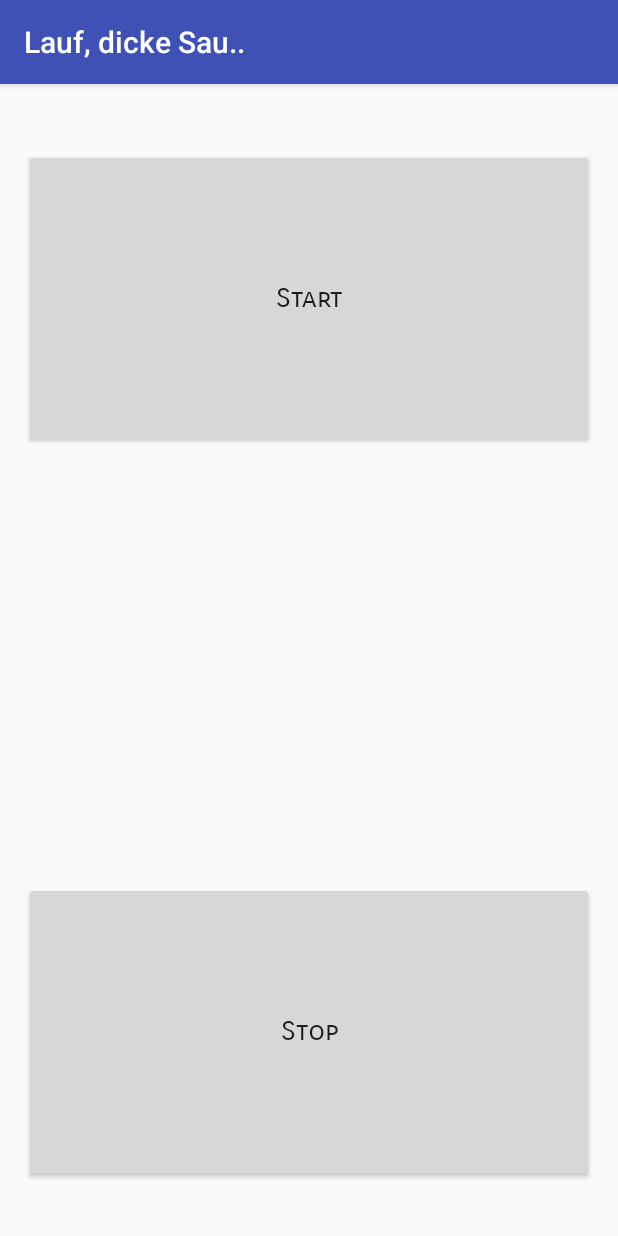
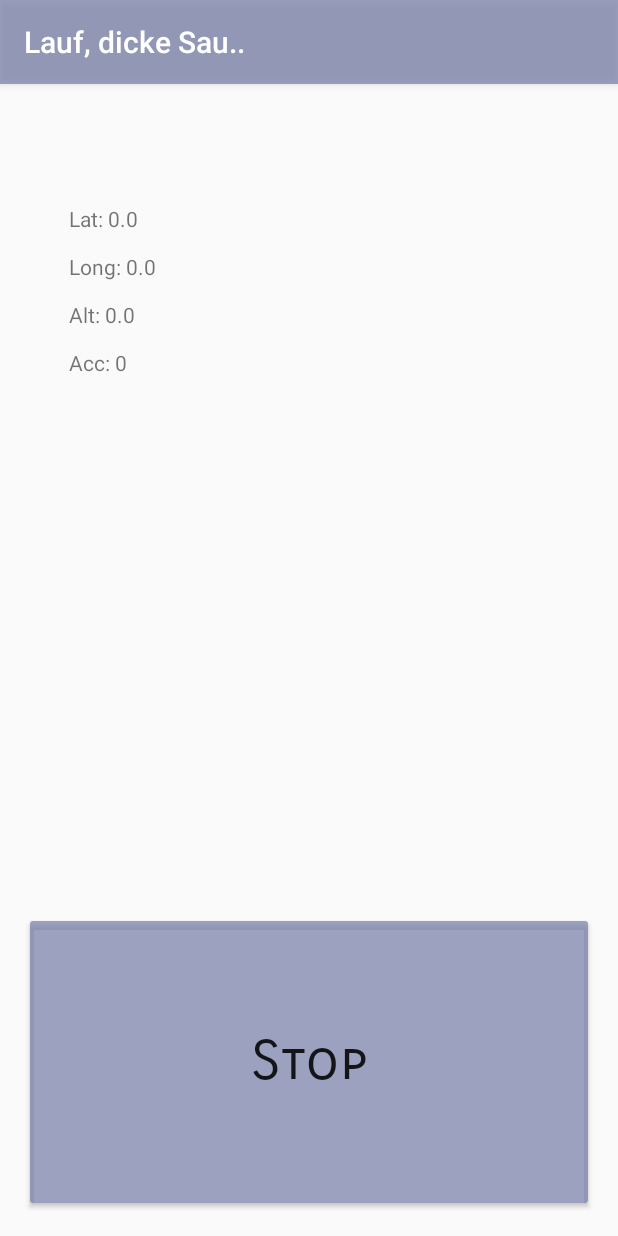
Before and after one commit to Minolyx/LaufDickeSau, an Android app: the screen it shows after launch (MainActivity), after a tap on "Start", on a phone screen of 412 x 824 dp. Run offline under Robolectric (Android 15) with nearby library versions, the phone set to English and light mode, and no system bars.

Commit message:
@Minolyx:
 + Gps-Update nun alle 200ms
 + Es werden jeweils 10 Werte für Lat/Lon/Acc/Alt genommen und daraus der Median berechnet. Diese Median bekommst du wie gehabt über getLatitude(), getLongitude() etc.
 + Die Mapview kann nun offen gelassen werden. Diese aktualisiert sich alle 5 Sekunden.

 - Ich habe deine MapsActivity leicht angepasst. Ansonsten habe ich den Code nicht weiter korrigiert/aufgebessert, damit du darin zurecht kommst. Wir können uns die Tage mal zusammensetzen und den Code zusammen aufräumen.

```diff
--- a/app/src/main/java/seminar/wahlpflicht/android/hsnr/de/laufdickesau/MainActivity.java
+++ b/app/src/main/java/seminar/wahlpflicht/android/hsnr/de/laufdickesau/MainActivity.java
@@ -6,6 +6,7 @@ import android.os.Bundle;
 import android.view.View;
 import android.widget.Button;
 
+import android.widget.TextView;
 import android.widget.Toast;
 
 import com.google.android.gms.maps.model.LatLng;
@@ -17,8 +18,8 @@ public class MainActivity extends AppCompatActivity {
 //TODO: Declare variables over here ################################################################
 
     protected GPS gps = null;
-    protected Button gpsStartButton = null;
-    protected Button gpsStopButton = null;
+    protected Button gpsButton = null;
+    protected TextView textView = null;
     protected MainActivity that = this;
     protected PolylineOptions polyline = new PolylineOptions();
 
@@ -31,28 +32,38 @@ public class MainActivity extends AppCompatActivity {
 
         gps = GPS.initGPSService(this);
         CallbackLib.initCallbackLib(this);
-        gpsStartButton = (Button) findViewById(R.id.startButton);
-        gpsStopButton = (Button) findViewById(R.id.stopButton);
-
+        gpsButton = (Button) findViewById(R.id.startButton);
+        textView = (TextView) findViewById(R.id.textView);
+        textView.setText(" \n\n\n\n\t\t              Hold Start/Stop for map display\n");
 
 //TODO: Set buttons/views ect. over here ###########################################################
 
-        gpsStartButton.setOnClickListener(new View.OnClickListener() {
+        gpsButton.setOnClickListener(new View.OnClickListener() {
             @Override
             public void onClick(View view) {
 
-                gps.requestLocationUpdates();
+                try {
+                    if (gpsButton.getText().equals("Start")) {
+                        gps.requestLocationUpdates();
+                        gpsButton.setText("Stop");
+                    } else {
+                        gps.removeLocationUpdates();
+                        gpsButton.setText("Start");
+                    }
+                } catch (Exception e) {}
+
+                textView.setText("\n\n\n\n         Lat: " + gps.getLatitude() + "\n\n         Long: " + gps.getLongitude() + "\n\n         Alt: " + gps.getAltitude() + "\n\n         Acc: " + gps.getAccuracy());
 
             }
         });
 
-        gpsStopButton.setOnClickListener(new View.OnClickListener() {
+        gpsButton.setOnLongClickListener(new View.OnLongClickListener() {
             @Override
-            public void onClick(View view) {
-
-                gps.removeLocationUpdates();
-                startActivity(new Intent(MainActivity.this, MapsActivity.class));
-
+            public boolean onLongClick(View view) {
+                try {
+                    startActivity(new Intent(MainActivity.this, MapsActivity.class));
+                } catch (Exception e) {}
+                return true;
 
             }
         });
--- a/app/src/main/java/seminar/wahlpflicht/android/hsnr/de/laufdickesau/ThreadOverhaul.java
+++ b/app/src/main/java/seminar/wahlpflicht/android/hsnr/de/laufdickesau/ThreadOverhaul.java
@@ -27,7 +27,9 @@ final public class ThreadOverhaul<T> extends Thread {
         if (queue == null)
             queue = new ArrayList<ThreadOverhaul>();
 
-        this.setName(name);
+        if(!this.getName().equals(name)) this.setName(name);
+        else return;
+
         this.milliSeconds = milliSeconds;
         this.loop = this.counter = loop;
         this.obj = obj;
--- a/app/src/main/res/layout/activity_main.xml
+++ b/app/src/main/res/layout/activity_main.xml
@@ -11,28 +11,23 @@
     tools:context="seminar.wahlpflicht.android.hsnr.de.laufdickesau.MainActivity">
 
     <Button
-        android:text="Stop"
-        android:layout_width="400dp"
-        android:layout_height="200dp"
-        android:id="@+id/stopButton"
-        android:layout_marginBottom="20dp"
-        android:typeface="monospace"
-        android:textAppearance="@style/TextAppearance.AppCompat"
-        android:textSize="18sp"
-        android:fontFamily="sans-serif-smallcaps"
-        android:layout_alignParentBottom="true"
-        android:layout_alignParentStart="true" />
-
-    <Button
         android:text="Start"
-        android:layout_width="400dp"
+        android:layout_width="match_parent"
         android:id="@+id/startButton"
         android:textAppearance="@style/TextAppearance.AppCompat"
         android:typeface="monospace"
-        android:textSize="18sp"
+        android:textSize="36sp"
         android:fontFamily="sans-serif-smallcaps"
         android:layout_height="200dp"
-        android:layout_alignParentTop="true"
+        android:layout_alignParentBottom="true"
+        android:backgroundTint="@color/colorPrimary"
+        android:elevation="8dp" />
+
+    <TextView
+        android:id="@+id/textView"
+        android:layout_width="match_parent"
+        android:layout_height="match_parent"
         android:layout_alignParentStart="true"
-        android:layout_marginTop="27dp" />
+        android:layout_above="@+id/startButton" />
+
 </RelativeLayout>
--- a/app/src/main/res/values/colors.xml
+++ b/app/src/main/res/values/colors.xml
@@ -1,6 +1,6 @@
 <?xml version="1.0" encoding="utf-8"?>
 <resources>
-    <color name="colorPrimary">#3F51B5</color>
+    <color name="colorPrimary">#b97980aa</color>
     <color name="colorPrimaryDark">#303F9F</color>
     <color name="colorAccent">#FF4081</color>
 
```
Also changed, not shown: app/src/main/java/seminar/wahlpflicht/android/hsnr/de/laufdickesau/CallbackLib.java (+15 -7 lines), app/src/main/java/seminar/wahlpflicht/android/hsnr/de/laufdickesau/GPS.java (+66 -11 lines), app/src/main/java/seminar/wahlpflicht/android/hsnr/de/laufdickesau/MapsActivity.java (+27 -1 lines).
